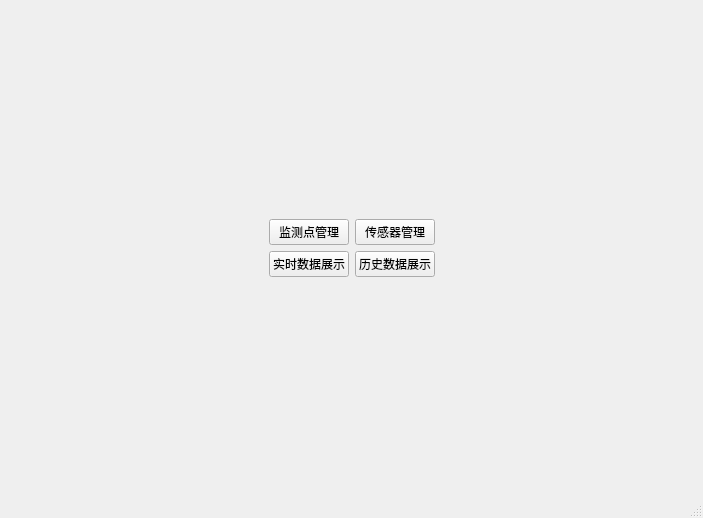
Above: mainwindow.ui from Vespera666/BridgeMonitor before the change. Below: the same form after it.
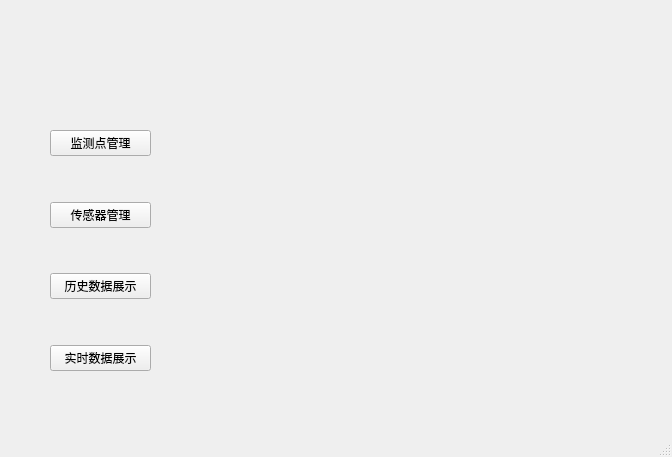
That is the form after the change. Icons and pictures are not drawn.

```diff
--- a/mainwindow.ui
+++ b/mainwindow.ui
@@ -6,87 +6,101 @@
    <rect>
     <x>0</x>
     <y>0</y>
-    <width>703</width>
-    <height>518</height>
+    <width>672</width>
+    <height>457</height>
    </rect>
   </property>
+  <property name="maximumSize">
+   <size>
+    <width>1500</width>
+    <height>1500</height>
+   </size>
+  </property>
   <property name="windowTitle">
-   <string>MainWindow</string>
+   <string>欢迎使用万州三桥桥梁设计系统！</string>
+  </property>
+  <property name="windowIcon">
+   <iconset theme="QIcon::ThemeIcon::CameraWeb"/>
+  </property>
+  <property name="styleSheet">
+   <string notr="true"/>
+  </property>
+  <property name="animated">
+   <bool>true</bool>
   </property>
   <widget class="QWidget" name="centralwidget">
-   <layout class="QGridLayout" name="gridLayout_2">
-    <item row="0" column="1">
-     <spacer name="verticalSpacer">
+   <widget class="QLabel" name="label">
+    <property name="geometry">
+     <rect>
+      <x>190</x>
+      <y>90</y>
+      <width>451</width>
+      <height>321</height>
+     </rect>
+    </property>
+    <property name="text">
+     <string/>
+    </property>
+    <property name="pixmap">
+     <pixmap resource="resource.qrc">:/images/screenshot.png</pixmap>
+    </property>
+    <property name="scaledContents">
+     <bool>true</bool>
+    </property>
+   </widget>
+   <widget class="QWidget" name="">
+    <property name="geometry">
+     <rect>
+      <x>50</x>
+      <y>90</y>
+      <width>101</width>
+      <height>321</height>
+     </rect>
+    </property>
+    <layout class="QVBoxLayout" name="verticalLayout_2">
+     <item>
+      <spacer name="verticalSpacer_4">
       <property name="orientation">
        <enum>Qt::Orientation::Vertical</enum>
       </property>
       <property name="sizeHint" stdset="0">
        <size>
         <width>20</width>
-        <height>201</height>
+         <height>40</height>
        </size>
       </property>
      </spacer>
     </item>
-    <item row="1" column="0">
-     <spacer name="horizontalSpacer">
-      <property name="orientation">
-       <enum>Qt::Orientation::Horizontal</enum>
-      </property>
-      <property name="sizeHint" stdset="0">
-       <size>
-        <width>238</width>
-        <height>20</height>
-       </size>
-      </property>
-     </spacer>
-    </item>
-    <item row="1" column="1">
-     <layout class="QGridLayout" name="gridLayout">
-      <item row="0" column="0">
-       <widget class="QPushButton" name="pushButton">
+     <item>
+      <layout class="QVBoxLayout" name="verticalLayout">
+       <item>
+        <widget class="QPushButton" name="monitorBtn">
         <property name="text">
          <string>监测点管理</string>
         </property>
        </widget>
       </item>
-      <item row="0" column="1">
-       <widget class="QPushButton" name="pushButton_2">
+       <item>
+        <spacer name="verticalSpacer">
+         <property name="orientation">
+          <enum>Qt::Orientation::Vertical</enum>
+         </property>
+         <property name="sizeHint" stdset="0">
+          <size>
+           <width>20</width>
+           <height>40</height>
+          </size>
+         </property>
+        </spacer>
+       </item>
+       <item>
+        <widget class="QPushButton" name="sensorBtn">
         <property name="text">
          <string>传感器管理</string>
         </property>
        </widget>
       </item>
-      <item row="1" column="0">
-       <widget class="QPushButton" name="pushButton_3">
-        <property name="text">
-         <string>实时数据展示</string>
-        </property>
-       </widget>
-      </item>
-      <item row="1" column="1">
-       <widget class="QPushButton" name="pushButton_4">
-        <property name="text">
-         <string>历史数据展示</string>
-        </property>
-       </widget>
-      </item>
-     </layout>
-    </item>
-    <item row="1" column="2">
-     <spacer name="horizontalSpacer_2">
-      <property name="orientation">
-       <enum>Qt::Orientation::Horizontal</enum>
-      </property>
-      <property name="sizeHint" stdset="0">
-       <size>
-        <width>237</width>
-        <height>20</height>
-       </size>
-      </property>
-     </spacer>
-    </item>
-    <item row="2" column="1">
+       <item>
      <spacer name="verticalSpacer_2">
       <property name="orientation">
        <enum>Qt::Orientation::Vertical</enum>
@@ -94,12 +108,55 @@
       <property name="sizeHint" stdset="0">
        <size>
         <width>20</width>
-        <height>201</height>
+           <height>40</height>
        </size>
       </property>
      </spacer>
     </item>
-   </layout>
+       <item>
+        <widget class="QPushButton" name="historydataBtn">
+         <property name="text">
+          <string>历史数据展示</string>
+         </property>
+        </widget>
+       </item>
+       <item>
+        <spacer name="verticalSpacer_3">
+         <property name="orientation">
+          <enum>Qt::Orientation::Vertical</enum>
+         </property>
+         <property name="sizeHint" stdset="0">
+          <size>
+           <width>20</width>
+           <height>40</height>
+          </size>
+         </property>
+        </spacer>
+       </item>
+       <item>
+        <widget class="QPushButton" name="currentdataBtn">
+         <property name="text">
+          <string>实时数据展示</string>
+         </property>
+        </widget>
+       </item>
+      </layout>
+     </item>
+     <item>
+      <spacer name="verticalSpacer_5">
+       <property name="orientation">
+        <enum>Qt::Orientation::Vertical</enum>
+       </property>
+       <property name="sizeHint" stdset="0">
+        <size>
+         <width>20</width>
+         <height>40</height>
+        </size>
+       </property>
+      </spacer>
+     </item>
+    </layout>
+   </widget>
   </widget>
   <widget class="QStatusBar" name="statusbar"/>
   <action name="actionnih">
```
Left out of the diff: 4 changed lines with no effect on the pictures. Lines whose indentation alone changed are shown as unchanged.
